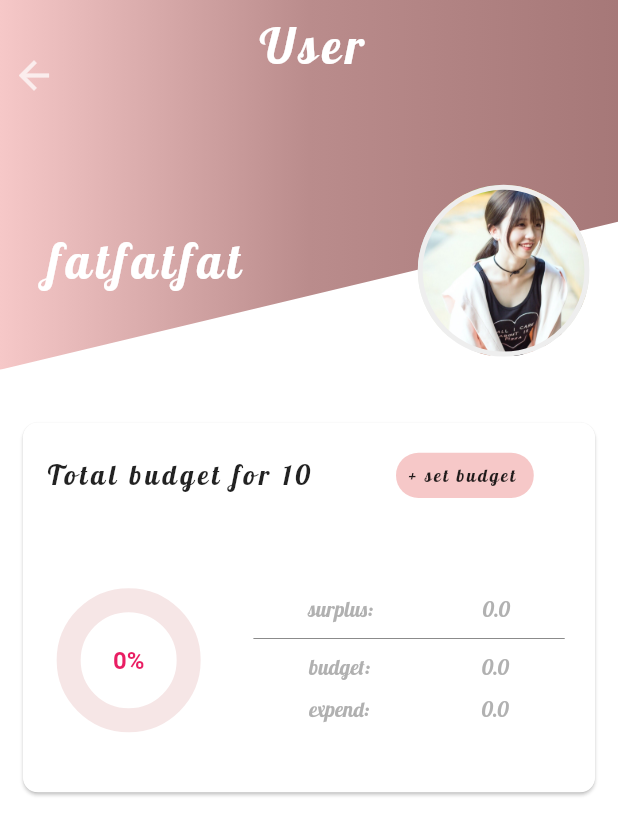
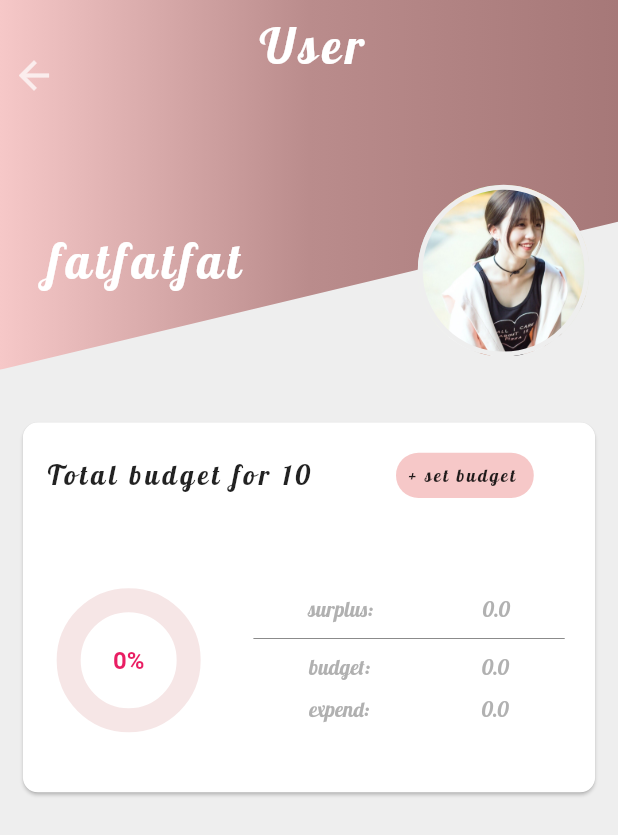
Before and after one commit to FrancisQiang/flutter-bill, a Flutter app: the UserPage screen opened directly, on a phone screen of 412 x 824 dp. Shown: the top 835 px of the screen. Run offline on Flutter 3.47's test engine with Material 2 defaults, Android fonts, the phone set to English and light mode, and no system bars; our stand-ins replace cached_network_image, curved_navigation_bar, dio, fl_chart, fluro, flutter_colorpicker and 13 more; missing offline and left inert: circle_list, image_crop; accounts and stored records are empty; network calls fail; statements that could not run were skipped.

Commit message:
fix:跳转用户路由透明度问题

```diff
--- a/lib/page/user/user_page.dart
+++ b/lib/page/user/user_page.dart
@@ -171,7 +171,7 @@ class _UserPageState extends State<UserPage> with SingleTickerProviderStateMixin
   @override
   Widget build(BuildContext context) {
     return Scaffold(
-      backgroundColor: Colors.white70.withOpacity(0.93),
+      backgroundColor: Colors.grey[200],
       body: Column(
         children: <Widget>[
           Stack(
@@ -509,8 +509,11 @@ class _UserPageState extends State<UserPage> with SingleTickerProviderStateMixin
                   ],
                 ),
               )),
+
         ],
       ),
     );
   }
+
+
 }
```
